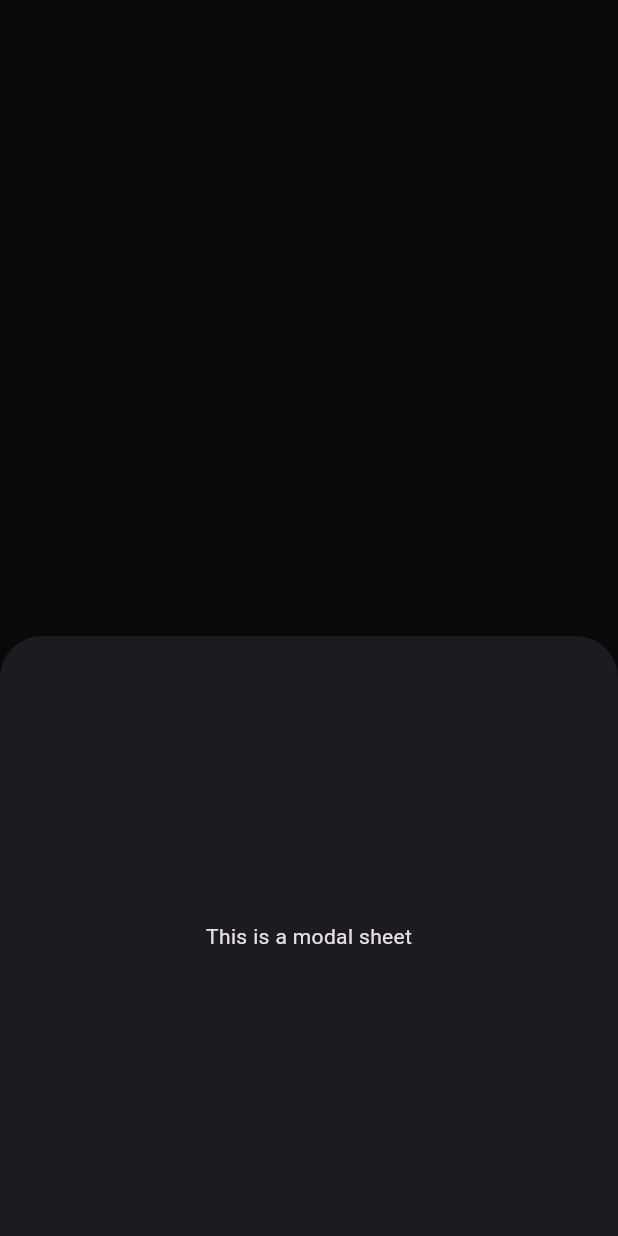
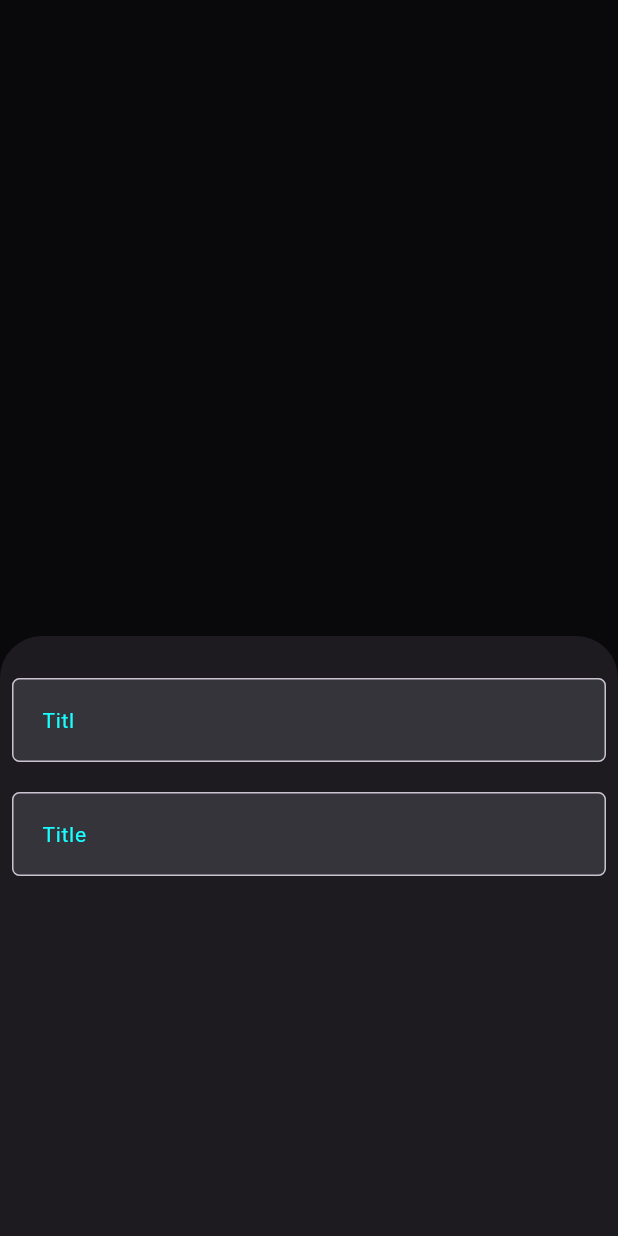
Before and after one commit to Tamerrmansourr/NotesApp, a Flutter app: what showModalSheet() shows on an empty page, opened directly, on a phone screen of 412 x 824 dp. Run offline on Flutter 3.47's test engine with Material 3 defaults, Android fonts, the phone set to English and light mode, and no system bars.

Commit message:
custom text field

```diff
--- a/lib/widgets/custom_show_moadl_sheet.dart
+++ b/lib/widgets/custom_show_moadl_sheet.dart
@@ -1,4 +1,5 @@
 import 'package:flutter/material.dart';
+import 'package:notes_app/widgets/custom_text_form_field.dart';
 
 void showModalSheet(BuildContext context) {
   showModalBottomSheet(
@@ -16,7 +17,18 @@ void showModalSheet(BuildContext context) {
               topRight: const Radius.circular(20),
             ),
           ),
-          child: Center(child: Text("This is a modal sheet")),
+          child: Padding(
+            padding: const EdgeInsets.all(8.0),
+            child: Column(
+
+              children: [
+                SizedBox(height: 20,),
+                CustomTextFormField(hintText: 'Titl',),
+                SizedBox(height: 20,),
+                CustomTextFormField(hintText: 'Title',),
+              ],
+            ),
+          ),
         ),
       );
     },
--- /dev/null
+++ b/lib/widgets/custom_text_form_field.dart
@@ -0,0 +1,51 @@
+import 'package:flutter/material.dart';
+
+class CustomTextFormField extends StatelessWidget {
+  CustomTextFormField({
+    super.key,
+    this.hintText,
+    this.onChanged,
+    this.obscureText = false,
+    this.icon
+  });
+  String? hintText;
+  Function(String)? onChanged;
+  final bool? obscureText;
+  Icon? icon;
+  @override
+  Widget build(BuildContext context) {
+    return TextFormField(
+      obscureText: obscureText!,
+      validator: (value) {
+        if (value!.isEmpty) {
+          return 'field required';
+        }
+      },
+      onChanged: onChanged,
+      decoration: InputDecoration(
+        filled: true,
+        contentPadding: EdgeInsets.all(16),
+        hintText: hintText,
+        hintStyle: TextStyle(fontSize: 14,color: Colors.cyanAccent),
+        border: OutlineInputBorder(
+          borderSide: BorderSide(style: BorderStyle.none,color: Colors.white),
+
+          borderRadius: BorderRadius.circular(5),
+        ),
+        prefixIcon: icon,
+        focusedBorder: OutlineInputBorder(
+          borderSide: BorderSide(color: Colors.blueAccent),
+          borderRadius: BorderRadius.circular(8),
+        ),
+        errorBorder: OutlineInputBorder(
+          borderSide: BorderSide(color: Colors.red),
+          borderRadius: BorderRadius.circular(8),
+        ),
+        focusedErrorBorder: OutlineInputBorder(
+          borderSide: BorderSide(color: Colors.red),
+          borderRadius: BorderRadius.circular(8),
+        ),
+      ),
+    );
+  }
+}
```
